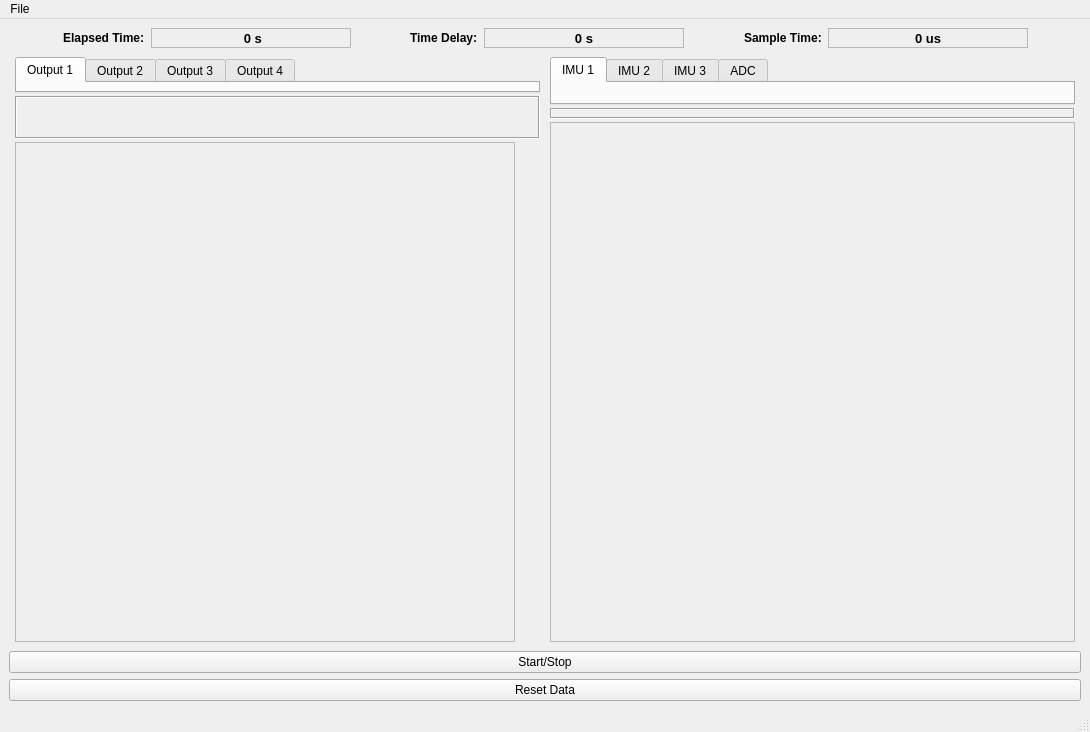
Above: uifiles/VibViewWindow.ui from eduardobatista/ActVibSoftware before the change. Below: the same form after it.
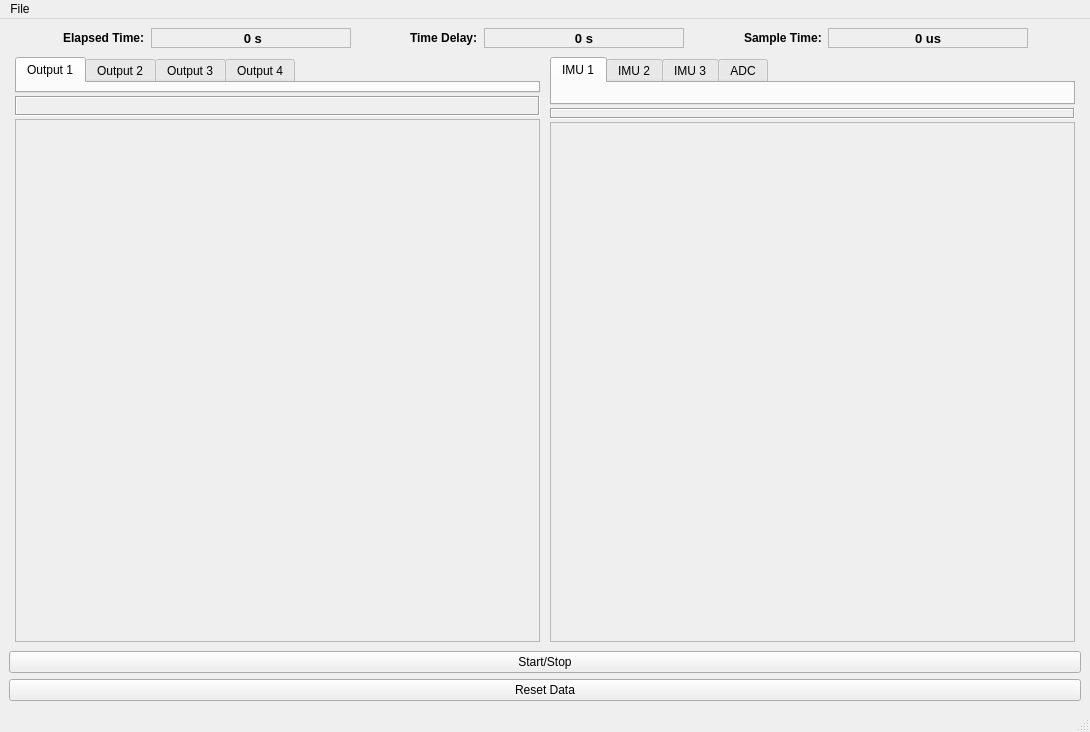
That is the form after the change.

The edit to the form file:
```diff
--- a/uifiles/VibViewWindow.ui
+++ b/uifiles/VibViewWindow.ui
@@ -489,7 +489,7 @@
           <item>
            <widget class="QFrame" name="frame_5">
             <property name="sizePolicy">
-             <sizepolicy hsizetype="Minimum" vsizetype="Expanding">
+             <sizepolicy hsizetype="Preferred" vsizetype="Expanding">
               <horstretch>0</horstretch>
               <verstretch>0</verstretch>
              </sizepolicy>
@@ -502,8 +502,8 @@
             </property>
             <property name="maximumSize">
              <size>
-              <width>500</width>
-              <height>500</height>
+              <width>1000</width>
+              <height>1000</height>
              </size>
             </property>
             <property name="baseSize">
```
